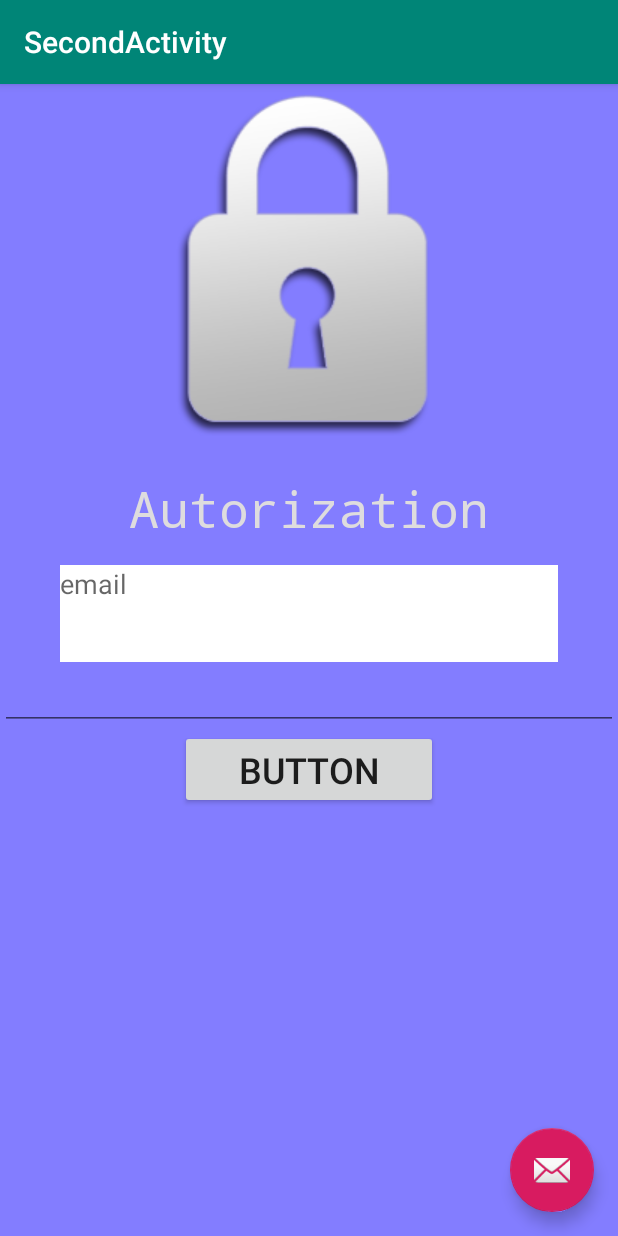
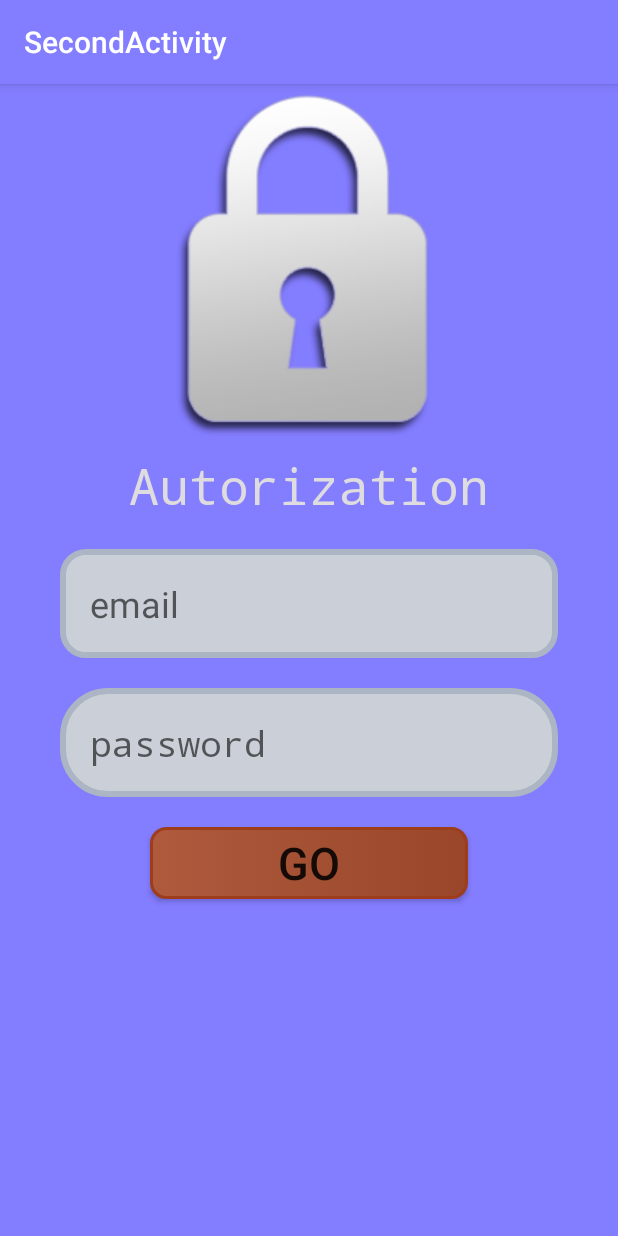
Before and after one commit to sher-machine/first-app, an Android app: the SecondActivity screen opened directly, with no data from a screen before it, on a phone screen of 412 x 824 dp. Run offline under Robolectric (Android 15) with nearby library versions, the phone set to English and light mode, and no system bars.

Commit message:
pretty second page done

```diff
--- a/app/src/main/java/com/example/testapp/SecondActivity.java
+++ b/app/src/main/java/com/example/testapp/SecondActivity.java
@@ -19,14 +19,6 @@ public class SecondActivity extends AppCompatActivity {
         Toolbar toolbar = findViewById(R.id.toolbar);
         setSupportActionBar(toolbar);
 
-        FloatingActionButton fab = findViewById(R.id.fab);
-        fab.setOnClickListener(new View.OnClickListener() {
-            @Override
-            public void onClick(View view) {
-                Snackbar.make(view, "Replace with your own action", Snackbar.LENGTH_LONG)
-                        .setAction("Action", null).show();
-            }
-        });
     }
 
 }
--- /dev/null
+++ b/app/src/main/res/drawable/button.xml
@@ -0,0 +1,24 @@
+<?xml version="1.0" encoding="utf-8"?>
+<selector xmlns:android="http://schemas.android.com/apk/res/android">
+    <item android:state_pressed="true" >
+        <shape android:shape="rectangle"  >
+            <corners android:radius="10dip" />
+            <stroke android:width="3dip" android:color="#9e3d1c" />
+            <gradient android:angle="180" android:startColor="#99462a" android:endColor="#af5a3d" />
+        </shape>
+    </item>
+    <item android:state_focused="true">
+        <shape android:shape="rectangle"  >
+            <corners android:radius="10dip" />
+            <stroke android:width="3dip" android:color="#9e3d1c" />
+            <gradient android:angle="180" android:startColor="#99462a" android:endColor="#af5a3d" />
+        </shape>
+    </item>
+    <item>
+        <shape android:shape="rectangle"  >
+            <corners android:radius="10dip" />
+            <stroke android:width="2dip" android:color="#9e3d1c" />
+            <gradient android:angle="180" android:startColor="#99462a" android:endColor="#af5a3d" />
+        </shape>
+    </item>
+</selector>
--- a/app/src/main/res/drawable/fields.xml
+++ b/app/src/main/res/drawable/fields.xml
@@ -9,14 +9,14 @@
     </item>
     <item android:state_focused="true">
         <shape android:shape="rectangle"  >
-            <corners android:radius="20dip" />
+            <corners android:radius="15dip" />
             <stroke android:width="4dip" android:color="#acb5c4" />
             <solid android:color="#cbd0d8"/>
         </shape>
     </item>
     <item>
         <shape android:shape="rectangle"  >
-            <corners android:radius="20dip" />
+            <corners android:radius="30dip" />
             <stroke android:width="4dip" android:color="#acb5c4" />
             <solid android:color="#cbd0d8"/>
         </shape>
--- a/app/src/main/res/layout/activity_second.xml
+++ b/app/src/main/res/layout/activity_second.xml
@@ -17,20 +17,10 @@
             android:id="@+id/toolbar"
             android:layout_width="match_parent"
             android:layout_height="?attr/actionBarSize"
-            android:background="?attr/colorPrimary"
+            android:background="@color/colorBlue"
             app:popupTheme="@style/AppTheme.PopupOverlay" />
 
     </com.google.android.material.appbar.AppBarLayout>
-
-    <include layout="@layout/content_second" />
-
-    <com.google.android.material.floatingactionbutton.FloatingActionButton
-        android:id="@+id/fab"
-        android:layout_width="wrap_content"
-        android:layout_height="wrap_content"
-        android:layout_gravity="bottom|end"
-        android:layout_margin="@dimen/fab_margin"
-        app:srcCompat="@android:drawable/ic_dialog_email" />
 
     <LinearLayout
         android:layout_width="match_parent"
@@ -44,7 +34,7 @@
             android:layout_width="match_parent"
             android:layout_height="wrap_content"
             android:layout_marginTop="45sp"
-            app:srcCompat="@drawable/padlock_PNG9406" />
+            app:srcCompat="@drawable/padlock" />
 
         <TextView
             android:id="@+id/textView"
@@ -52,41 +42,55 @@
             android:layout_height="wrap_content"
             android:fontFamily="monospace"
             android:text="Autorization"
-            android:padding="15sp"
             android:textAlignment="center"
             android:textAppearance="@style/TextAppearance.AppCompat.Large"
             android:textColor="@color/colorGrey"
             android:textSize="33sp" />
+
 
         <EditText
             android:id="@+id/editText4"
             android:layout_width="match_parent"
             android:layout_height="wrap_content"
             android:layout_marginLeft="40sp"
+            android:layout_marginTop="20sp"
             android:layout_marginRight="40sp"
-            android:background="@color/colorWhite"
+            android:background="@drawable/fields"
             android:ems="10"
             android:hint="email"
             android:inputType="textEmailAddress"
+            android:padding="20sp"
             android:paddingBottom="40sp"
-            android:textColor="#00BCD4" />
-
+            android:textColor="@color/colorBlue"
+            android:textSize="24sp" />
 
         <EditText
             android:id="@+id/editText5"
             android:layout_width="match_parent"
             android:layout_height="wrap_content"
+            android:layout_marginLeft="40sp"
+            android:layout_marginTop="20sp"
+            android:layout_marginRight="40sp"
+            android:background="@drawable/fields"
             android:ems="10"
-            android:inputType="textPassword" />
+            android:fontFamily="monospace"
+            android:hint="password"
+            android:inputType="textPassword"
+            android:padding="20sp"
+            android:paddingBottom="40sp"
+            android:textColor="@color/colorBlue"
+            android:textSize="24sp" />/>
 
         <Button
             android:id="@+id/button2"
             android:layout_width="match_parent"
             android:layout_height="wrap_content"
-            android:layout_marginLeft="120sp"
-            android:layout_marginRight="120sp"
-            android:text="Button"
-            android:textSize="24sp" />
+            android:layout_marginLeft="100sp"
+            android:layout_marginTop="20sp"
+            android:layout_marginRight="100sp"
+            android:background="@drawable/button"
+            android:text="GO"
+            android:textSize="30sp" />
     </LinearLayout>
 
 </androidx.coordinatorlayout.widget.CoordinatorLayout>
--- a/app/src/main/res/values/colors.xml
+++ b/app/src/main/res/values/colors.xml
@@ -3,7 +3,7 @@
     <color name="colorPrimary">#008577</color>
     <color name="colorPrimaryDark">#7cfff7</color>
     <color name="colorAccent">#D81B60</color>
-    <color name="colorBlue">#837dff</color>
+    <color name="colorBlue">#837DFF</color>
     <color name="colorWhite">#ffffff</color>
     <color name="colorPink">#b92ed6</color>
     <color name="colorGrey">#dedcde</color>
```
Also changed, not shown: app/src/main/res/drawable/padlock.png (renamed from app/src/main/res/drawable/padlock_PNG9406.png).
